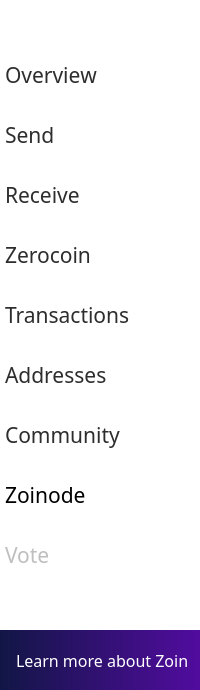
noirofficial/noir, file src/qt/forms/menupage.ui: the form before one commit.
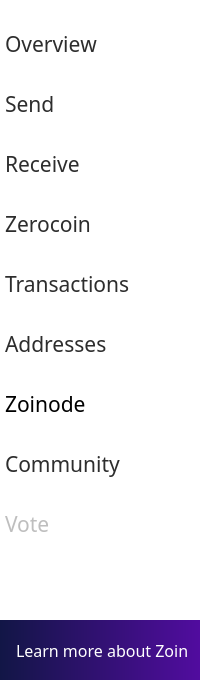
The form after the commit. Icons and pictures are not drawn.

Commit message: Zoinode QT integration and menu fix

```diff
--- a/src/qt/forms/menupage.ui
+++ b/src/qt/forms/menupage.ui
@@ -7,7 +7,7 @@
     <x>0</x>
     <y>0</y>
     <width>200</width>
-    <height>690</height>
+    <height>680</height>
    </rect>
   </property>
   <property name="sizePolicy">
@@ -755,6 +755,62 @@
      </property>
     </widget>
    </item>
+   <item>
+    <widget class="QPushButton" name="Zoinode">
+     <property name="enabled">
+      <bool>true</bool>
+     </property>
+     <property name="sizePolicy">
+      <sizepolicy hsizetype="Fixed" vsizetype="Minimum">
+       <horstretch>0</horstretch>
+       <verstretch>0</verstretch>
+      </sizepolicy>
+     </property>
+     <property name="minimumSize">
+      <size>
+       <width>200</width>
+       <height>60</height>
+      </size>
+     </property>
+     <property name="maximumSize">
+      <size>
+       <width>16777215</width>
+       <height>60</height>
+      </size>
+     </property>
+     <property name="font">
+      <font>
+       <family>ZoinLight</family>
+       <pointsize>16</pointsize>
+       <weight>50</weight>
+       <bold>false</bold>
+      </font>
+     </property>
+     <property name="styleSheet">
+      <string notr="true">border:0;
+height: 60px;
+padding-left: 5px;
+text-align:left;
+</string>
+     </property>
+     <property name="text">
+      <string>Zoinode</string>
+     </property>
+     <property name="icon">
+      <iconset resource="../bitcoin.qrc">
+       <normaloff>:/icons/Exports_41</normaloff>:/icons/Exports_41</iconset>
+     </property>
+     <property name="iconSize">
+      <size>
+       <width>48</width>
+       <height>48</height>
+      </size>
+     </property>
+     <property name="flat">
+      <bool>false</bool>
+     </property>
+    </widget>
+   </item>
    <item>
     <widget class="QPushButton" name="Community">
      <property name="sizePolicy">
@@ -811,62 +867,6 @@
      </property>
     </widget>
    </item>
-   <item>
-    <widget class="QPushButton" name="Zoinode">
-     <property name="enabled">
-      <bool>true</bool>
-     </property>
-     <property name="sizePolicy">
-      <sizepolicy hsizetype="Fixed" vsizetype="Minimum">
-       <horstretch>0</horstretch>
-       <verstretch>0</verstretch>
-      </sizepolicy>
-     </property>
-     <property name="minimumSize">
-      <size>
-       <width>200</width>
-       <height>60</height>
-      </size>
-     </property>
-     <property name="maximumSize">
-      <size>
-       <width>16777215</width>
-       <height>60</height>
-      </size>
-     </property>
-     <property name="font">
-      <font>
-       <family>ZoinLight</family>
-       <pointsize>16</pointsize>
-       <weight>50</weight>
-       <bold>false</bold>
-      </font>
-     </property>
-     <property name="styleSheet">
-      <string notr="true">border:0;
-height: 60px;
-padding-left: 5px;
-text-align:left;
-</string>
-     </property>
-     <property name="text">
-      <string>Zoinode</string>
-     </property>
-     <property name="icon">
-      <iconset resource="../bitcoin.qrc">
-       <normaloff>:/icons/Exports_41</normaloff>:/icons/Exports_41</iconset>
-     </property>
-     <property name="iconSize">
-      <size>
-       <width>48</width>
-       <height>48</height>
-      </size>
-     </property>
-     <property name="flat">
-      <bool>false</bool>
-     </property>
-    </widget>
-   </item>
    <item>
     <widget class="QPushButton" name="Vote">
      <property name="enabled">
@@ -943,6 +943,21 @@
      <property name="frameShadow">
       <enum>QFrame::Raised</enum>
      </property>
+     <layout class="QVBoxLayout" name="verticalLayout_2">
+      <item>
+       <spacer name="verticalSpacer_2">
+        <property name="orientation">
+         <enum>Qt::Vertical</enum>
+        </property>
+        <property name="sizeHint" stdset="0">
+         <size>
+          <width>20</width>
+          <height>33</height>
+         </size>
+        </property>
+       </spacer>
+      </item>
+     </layout>
     </widget>
    </item>
    <item>
```
The commit also changes 2 other files.
